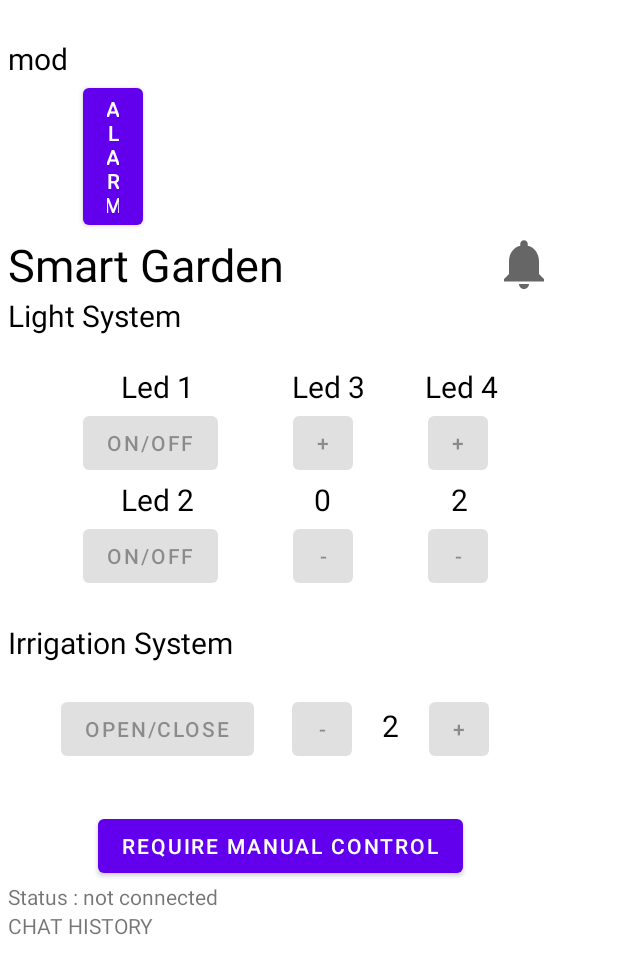
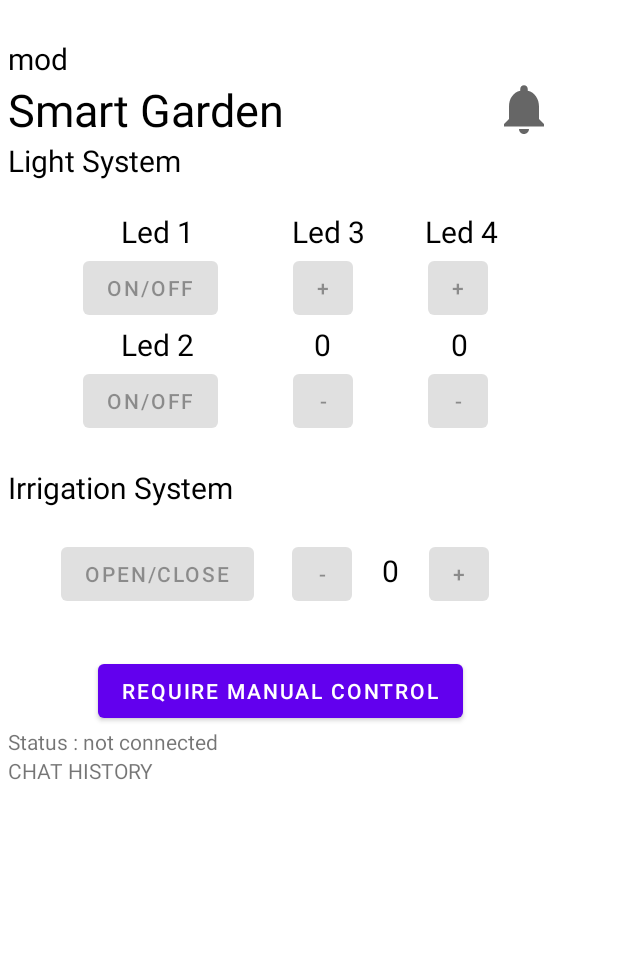
Before and after one commit to FilippoVenturini8/SmartGarden, an Android app: the screen it shows after launch (MainActivity), on a phone screen of 412 x 824 dp. Shown: the top 974 px of the screen. Run offline under Robolectric (Android 15) with nearby library versions, the light colour scheme and no system bars.

Commit message:
Disactivated alarm

```diff
--- a/garden-app/app/src/main/res/drawable/ic_baseline_notifications_24_error.xml
+++ b/garden-app/app/src/main/res/drawable/ic_baseline_notifications_24_error.xml
@@ -1,4 +1,4 @@
-<vector android:height="40dp" android:tint="#EF2626"
+<vector android:height="40dp" android:tint="#FF0000"
     android:viewportHeight="24" android:viewportWidth="24"
     android:width="40dp" xmlns:android="http://schemas.android.com/apk/res/android">
     <path android:fillColor="@android:color/white" android:pathData="M12,22c1.1,0 2,-0.9 2,-2h-4c0,1.1 0.89,2 2,2zM18,16v-5c0,-3.07 -1.64,-5.64 -4.5,-6.32L13.5,4c0,-0.83 -0.67,-1.5 -1.5,-1.5s-1.5,0.67 -1.5,1.5v0.68C7.63,5.36 6,7.92 6,11v5l-2,2v1h16v-1l-2,-2z"/>
--- a/garden-app/app/src/main/res/layout/activity_main.xml
+++ b/garden-app/app/src/main/res/layout/activity_main.xml
@@ -20,12 +20,6 @@
             android:text="mod"
             android:textColor="@color/black"
             android:textSize="20dp" />
-        <Button
-            android:layout_width="40dp"
-            android:layout_height="wrap_content"
-            android:text="ALARM"
-            android:id="@+id/btn_alarm"
-            android:layout_marginStart="50dp"/>
 
         <LinearLayout
             android:layout_width="match_parent"
@@ -44,7 +38,9 @@
                 android:layout_gravity="center_vertical"
                 android:layout_marginStart="140dp"
                 android:id="@+id/img_notifications"
-                android:scaleType="fitXY"/>
+                android:scaleType="fitXY"
+                android:clickable="false"
+                android:focusable="false"/>
         </LinearLayout>
 
 
@@ -133,7 +129,7 @@
                 android:layout_width="match_parent"
                 android:layout_height="match_parent"
                 android:id="@+id/led4_value"
-                android:text="2"
+                android:text="0"
                 android:textColor="@color/black"
                 android:textSize="20dp"
                 android:layout_marginStart="80dp"/>
@@ -196,7 +192,7 @@
             <TextView
                 android:layout_width="wrap_content"
                 android:layout_height="wrap_content"
-                android:text="2"
+                android:text="0"
                 android:id="@+id/irrigation_speed"
                 android:textColor="@color/black"
                 android:textSize="20dp"
```
Also changed, not shown: garden-app/app/src/main/java/com/example/garden_app/MainActivity.java (+13 -3 lines), 3 other files.
